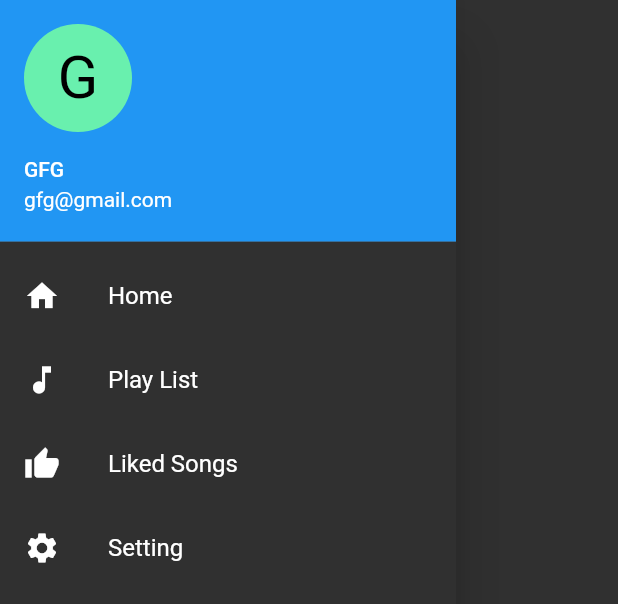
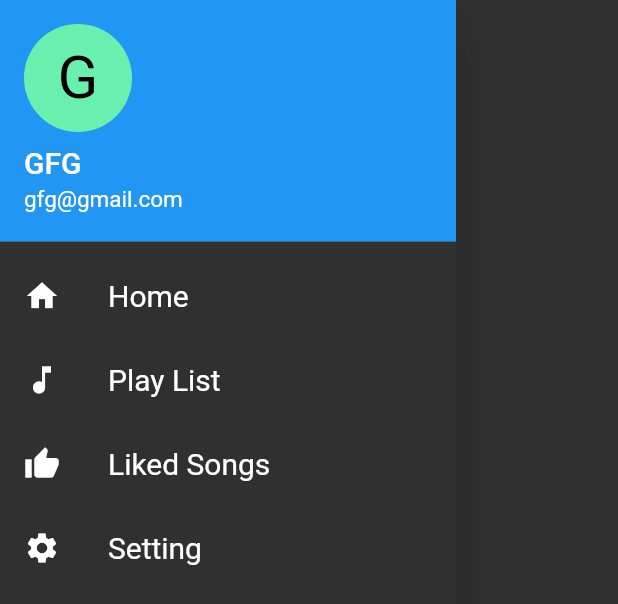
Before and after one commit to GFG-CLUB-KIIT/Hear-ME, a Flutter app: what drawer() shows on an empty page, opened directly, on a phone screen of 412 x 824 dp. Shown: the top 604 px of the screen. Run offline on Flutter 3.47's test engine with Material 2 defaults, Android fonts, the phone set to English and light mode, and no system bars.

Commit message:
Font Size changed

```diff
--- a/lib/Utils/drawer.dart
+++ b/lib/Utils/drawer.dart
@@ -1,12 +1,15 @@
-import  'package:flutter/material.dart';
+import 'package:flutter/material.dart';
 
-Widget drawer(){
+Widget drawer() {
   return Drawer(
     child: ListView(
       children: [
         UserAccountsDrawerHeader(
-              accountName: Text("GFG"),
-              accountEmail: Text("gfg@gmail.com"),
+          accountName: Text("GFG", style: TextStyle(fontSize: 20.0)),
+          accountEmail: Text(
+            "gfg@gmail.com",
+            style: TextStyle(fontSize: 15.0),
+          ),
           currentAccountPicture: CircleAvatar(
             backgroundColor: Colors.greenAccent,
             child: Text(
@@ -19,25 +22,25 @@ Widget drawer(){
           leading: Icon(
             Icons.home,
           ),
-              title: Text("Home"),
+          title: Text("Home", style: TextStyle(fontSize: 20.0)),
         ),
         ListTile(
           leading: Icon(
             Icons.music_note,
           ),
-              title: Text("Play List"),
+          title: Text("Play List", style: TextStyle(fontSize: 20.0)),
         ),
         ListTile(
           leading: Icon(
             Icons.thumb_up,
           ),
-              title: Text("Liked Songs"),
+          title: Text("Liked Songs", style: TextStyle(fontSize: 20.0)),
         ),
         ListTile(
           leading: Icon(
             Icons.settings,
           ),
-              title: Text("Setting"),
+          title: Text("Setting", style: TextStyle(fontSize: 20.0)),
         )
         //Text("Home"),
       ],
```
Also changed, not shown: lib/Pages/HomePage.dart (+3 -5 lines). Lines whose indentation alone changed are shown as unchanged.
